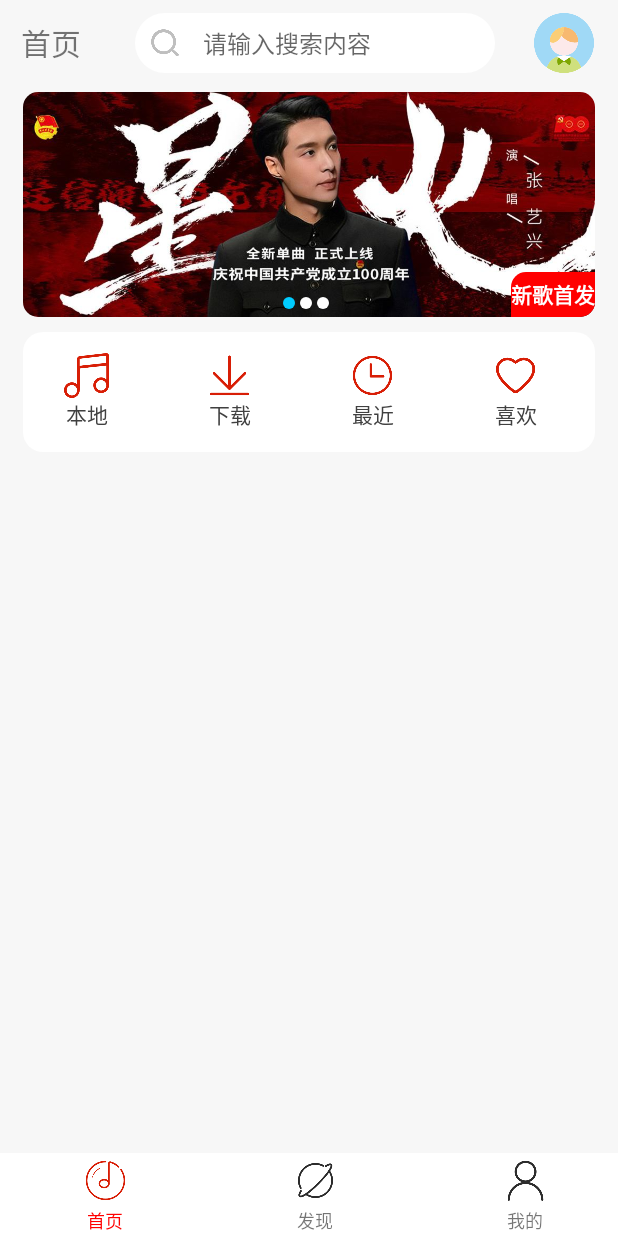
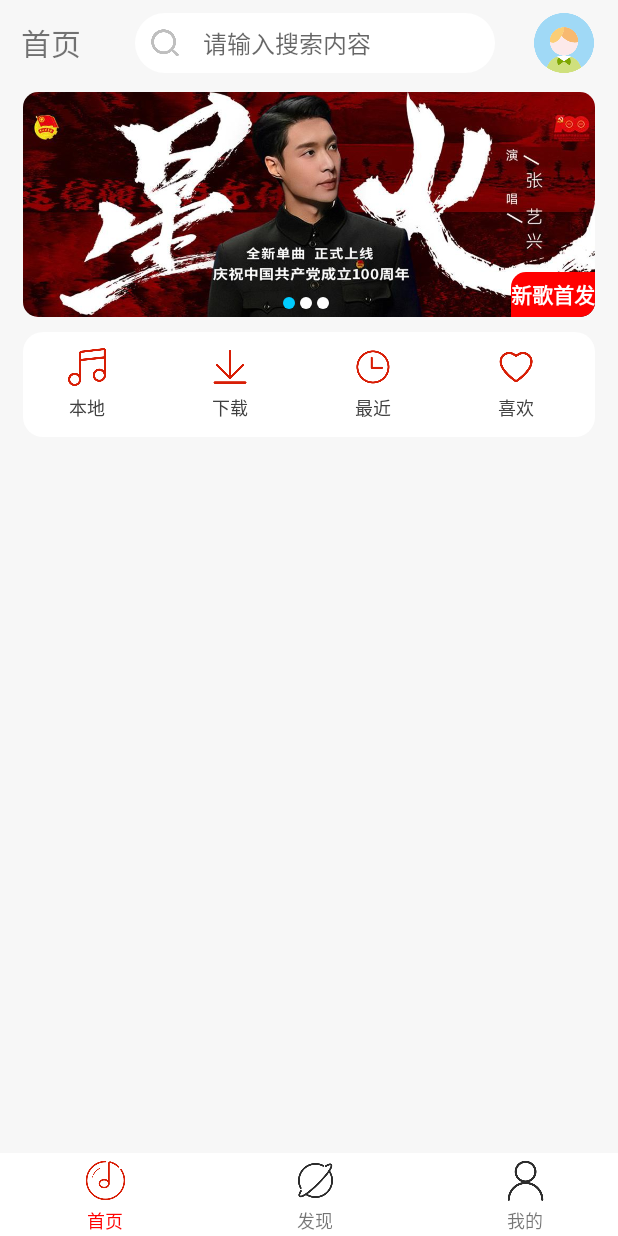
Before and after one commit to LWQ0457/android_music, an Android app: the screen it shows after launch (MainActivity), on a phone screen of 412 x 824 dp. Run offline under Robolectric (Android 15) with nearby library versions, the phone set to English and light mode, and no system bars.

Commit message:
中间层工具栏ui优化

```diff
--- a/app/src/main/res/layout/home.xml
+++ b/app/src/main/res/layout/home.xml
@@ -54,7 +54,7 @@
 
         <LinearLayout
             android:layout_width="match_parent"
-            android:layout_height="80dp"
+            android:layout_height="70dp"
             android:layout_marginTop="10dp"
             android:background="@drawable/center_box"
             android:gravity="center_vertical"
@@ -70,14 +70,17 @@
                 android:orientation="vertical">
 
                 <ImageView
-                    android:layout_width="30dp"
-                    android:layout_height="30dp"
+                    android:layout_width="25dp"
+                    android:layout_height="25dp"
                     android:src="@drawable/img_local" />
 
                 <TextView
+                    android:layout_marginTop="5dp"
+                    android:textSize="12sp"
                     android:layout_width="wrap_content"
                     android:layout_height="wrap_content"
                     android:gravity="center"
+
                     android:textColor="@color/help_view"
                     android:text="@string/center_box_1" />
             </LinearLayout>
@@ -92,11 +95,13 @@
                 android:orientation="vertical">
 
                 <ImageView
-                    android:layout_width="30dp"
-                    android:layout_height="30dp"
+                    android:layout_width="25dp"
+                    android:layout_height="25dp"
                     android:src="@drawable/img_download" />
 
                 <TextView
+                    android:layout_marginTop="5dp"
+                    android:textSize="12sp"
                     android:layout_width="wrap_content"
                     android:layout_height="wrap_content"
                     android:gravity="center"
@@ -114,11 +119,13 @@
                 android:orientation="vertical">
 
                 <ImageView
-                    android:layout_width="30dp"
-                    android:layout_height="30dp"
+                    android:layout_width="25dp"
+                    android:layout_height="25dp"
                     android:src="@drawable/img_newly" />
 
                 <TextView
+                    android:layout_marginTop="5dp"
+                    android:textSize="12sp"
                     android:layout_width="wrap_content"
                     android:layout_height="wrap_content"
                     android:gravity="center"
@@ -136,11 +143,13 @@
                 android:orientation="vertical">
 
                 <ImageView
-                    android:layout_width="30dp"
-                    android:layout_height="30dp"
+                    android:layout_width="25dp"
+                    android:layout_height="25dp"
                     android:src="@drawable/img_like" />
 
                 <TextView
+                    android:layout_marginTop="5dp"
+                    android:textSize="12sp"
                     android:layout_width="wrap_content"
                     android:layout_height="wrap_content"
                     android:gravity="center"
```
